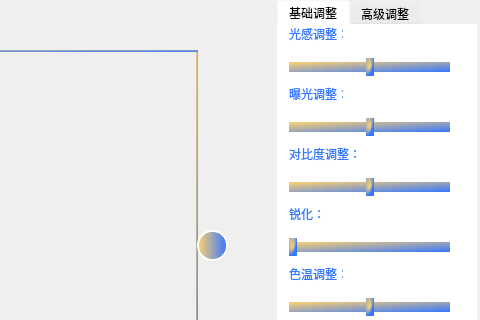
Old version of the form qt_demo/mainwindow.ui in the repository Signal-groupproject/digital_signal; both pictures show x 653 to 1133 and y 0 to 320 of the 1133 by 752 pixel window.
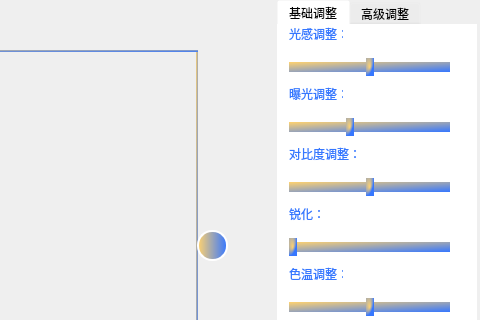
New version of the form.

Commit message:
算法优化
实际上几乎没优化，很emo

```diff
--- a/qt_demo/mainwindow.ui
+++ b/qt_demo/mainwindow.ui
@@ -919,7 +919,7 @@
                         </string>
                     </property>
                     <property name="minimum">
-                        <number>-100</number>
+      <number>-60</number>
                     </property>
                     <property name="maximum">
                         <number>100</number>
```
Lines whose indentation alone changed are shown as unchanged. The commit also changes 2 other files.
